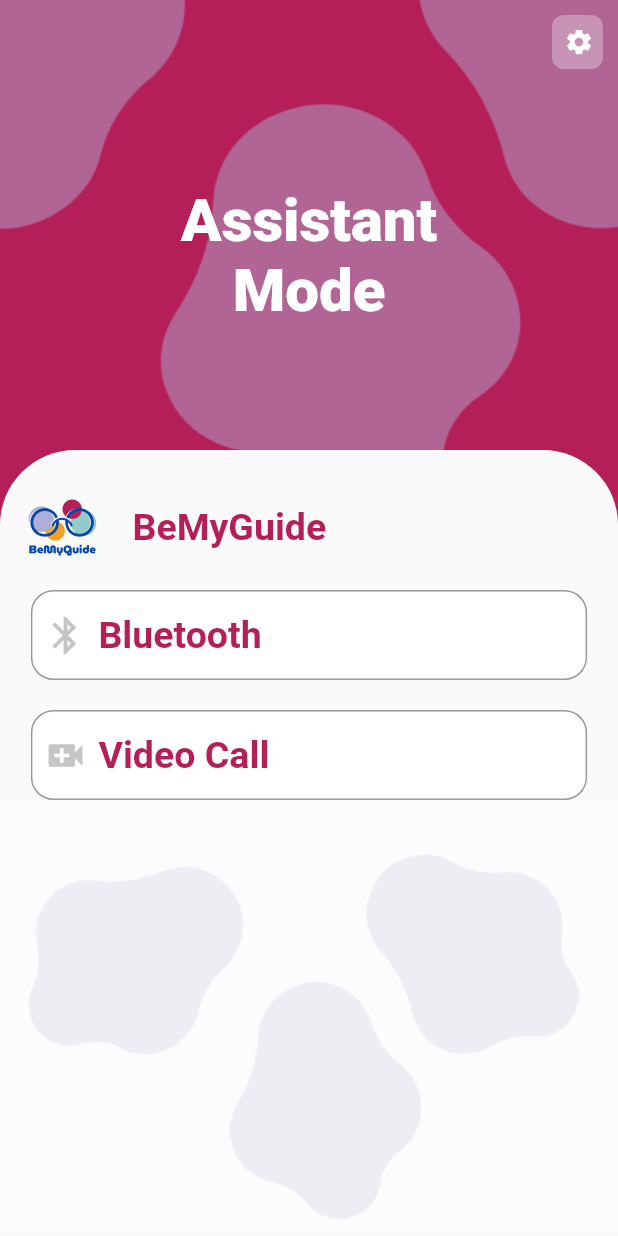
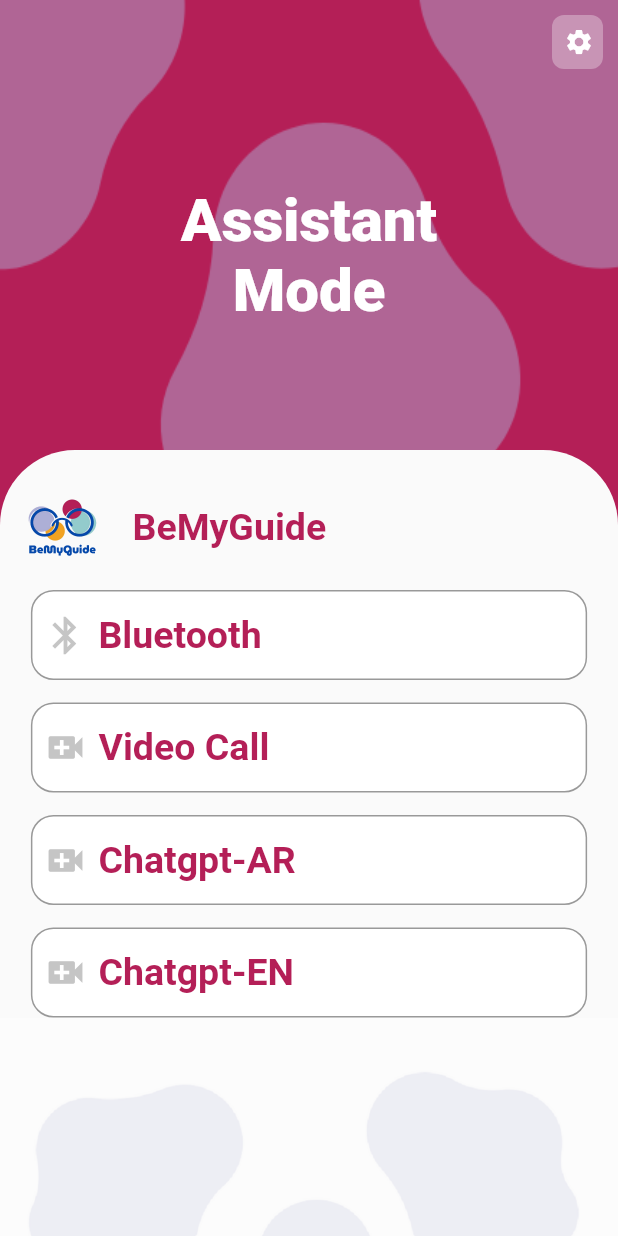
Before and after one commit to MasameEh/BeMyGuide_app, a Flutter app: the BlindFeaturesScreen screen opened directly, on a phone screen of 412 x 824 dp. Run offline on Flutter 3.47's test engine with Material 2 defaults, Android fonts, the phone set to English and light mode, and no system bars; our stand-ins replace avatar_glow, bloc, cloud_firestore, conditional_builder_null_safety, dio, file_picker and 9 more; missing offline and left inert: chat_gpt_sdk; accounts and stored records are empty.

Commit message:
added Chatgbt assistant

```diff
--- a/lib/main.dart
+++ b/lib/main.dart
@@ -9,6 +9,7 @@ import 'package:graduation_project/modules/login/login_screen.dart';
 import 'package:graduation_project/modules/volunteer/volunteerfeatures_screen.dart';
 import 'package:graduation_project/shared/bloc_observer.dart';
 import 'package:graduation_project/shared/components/constants.dart';
+import 'package:graduation_project/shared/network/TextToSpeech.dart';
 import 'package:graduation_project/shared/network/local/cache_helper.dart';
 import 'package:graduation_project/shared/network/remote/dio_helper.dart';
 
@@ -22,6 +23,7 @@ void main() async {
   Bloc.observer = MyBlocObserver();
   DioHelper.init();
   await CacheHelper.init();
+  TextToSpeech.iniTts();
   Widget widget;
   var uId = CacheHelper.getData(key: 'uId');
   if(uId == null) {
@@ -68,7 +70,7 @@ class MyApp extends StatelessWidget {
               ),
             ),
             debugShowCheckedModeBanner: false,
-            home: SpeechScreen(),
+            home: LoginScreen(),
           );
         },
       ),
--- a/lib/modules/blind_features/blindfeatures_screen.dart
+++ b/lib/modules/blind_features/blindfeatures_screen.dart
@@ -1,6 +1,7 @@
 // TODO Implement this library.
 import 'package:flutter/material.dart';
 import 'package:flutter_bloc/flutter_bloc.dart';
+import 'package:graduation_project/modules/speech/speechscreen.dart';
 import 'dart:io';
 import 'dart:typed_data';
 import 'dart:ui';
@@ -24,6 +25,7 @@ class BlindFeaturesScreen extends StatefulWidget {
 
 class _MyWidgetState extends State<BlindFeaturesScreen> {
 
+  bool ar = true;
   @override
   Widget build(BuildContext context) {
     return BlocConsumer<AppCubit, AppStates>(
@@ -165,7 +167,7 @@ class _MyWidgetState extends State<BlindFeaturesScreen> {
                           //   background: Colors.white,
                           // ),
                           SizedBox(
-                            height: 20.0,
+                            height: 15.0,
                           ),
                           GestureDetector(
                             onTap: (){
@@ -199,6 +201,78 @@ class _MyWidgetState extends State<BlindFeaturesScreen> {
                               ),
                             ),
                           ),
+                          SizedBox(
+                            height: 15.0,
+                          ),
+                          GestureDetector(
+                            onTap: (){
+                              ar = true;
+                              navigateTo(context, SpeechScreen(ar: ar,));
+                            },
+                            child: Container(
+                              width: MediaQuery.of(context).size.width*0.9,
+                              height: 60.0,
+                              decoration: BoxDecoration(
+                                borderRadius: BorderRadius.circular(15),
+                                color: Colors.white,
+                                border: Border.all(color: Colors.black.withOpacity(.4)),
+                              ),
+                              child: Center(
+                                child: Row(
+                                  children: [
+                                    SizedBox(width: 7,),
+                                    Icon(Icons.video_call,
+                                      color: Colors.grey.withOpacity(.6),
+                                      size: 30,
+                                    ),
+                                    SizedBox(width: 7,),
+                                    Text('Chatgpt-AR',
+                                        style: const TextStyle(
+                                          fontSize: 25,
+                                          color: Color.fromARGB(255,180,31,87),
+                                          fontWeight: FontWeight.bold,
+                                        )),
+                                  ],
+                                ),
+                              ),
+                            ),
+                          ),
+                          SizedBox(
+                            height: 15.0,
+                          ),
+                          GestureDetector(
+                            onTap: (){
+                              ar = false;
+                              navigateTo(context, SpeechScreen(ar: ar,));
+                            },
+                            child: Container(
+                              width: MediaQuery.of(context).size.width*0.9,
+                              height: 60.0,
+                              decoration: BoxDecoration(
+                                borderRadius: BorderRadius.circular(15),
+                                color: Colors.white,
+                                border: Border.all(color: Colors.black.withOpacity(.4)),
+                              ),
+                              child: Center(
+                                child: Row(
+                                  children: [
+                                    SizedBox(width: 7,),
+                                    Icon(Icons.video_call,
+                                      color: Colors.grey.withOpacity(.6),
+                                      size: 30,
+                                    ),
+                                    SizedBox(width: 7,),
+                                    Text('Chatgpt-EN',
+                                        style: const TextStyle(
+                                          fontSize: 25,
+                                          color: Color.fromARGB(255,180,31,87),
+                                          fontWeight: FontWeight.bold,
+                                        )),
+                                  ],
+                                ),
+                              ),
+                            ),
+                          ),
                           Image.asset(
                             'assets/Header.png',
                             scale: 1,
--- a/lib/shared/network/api_servcies.dart
+++ b/lib/shared/network/api_servcies.dart
@@ -28,7 +28,8 @@ class ApiServices {
       );
 
       if (res.statusCode == 200) {
-        Map<String, dynamic> data = jsonDecode(res.body);
+        var decodedBody = utf8.decode(res.bodyBytes); // Specify UTF-8 encoding
+        Map<String, dynamic> data = jsonDecode(decodedBody);
         var message = data['choices'][0]['text'];
         print(message);
         return message;
--- a/pubspec.yaml
+++ b/pubspec.yaml
@@ -54,6 +54,7 @@ dependencies:
   speech_to_text: ^6.1.1
   http: ^0.13.6
   chat_gpt_sdk: ^2.0.0
+  flutter_tts: ^3.7.0
 
 
 dev_dependencies:
```
Also changed, not shown: lib/modules/speech/speechscreen.dart (+39 -7 lines), lib/shared/network/TextToSpeech.dart (added, +29 -0 lines), lib/shared/network/tts.dart (added, +35 -0 lines), pubspec.lock, 1 other file.
